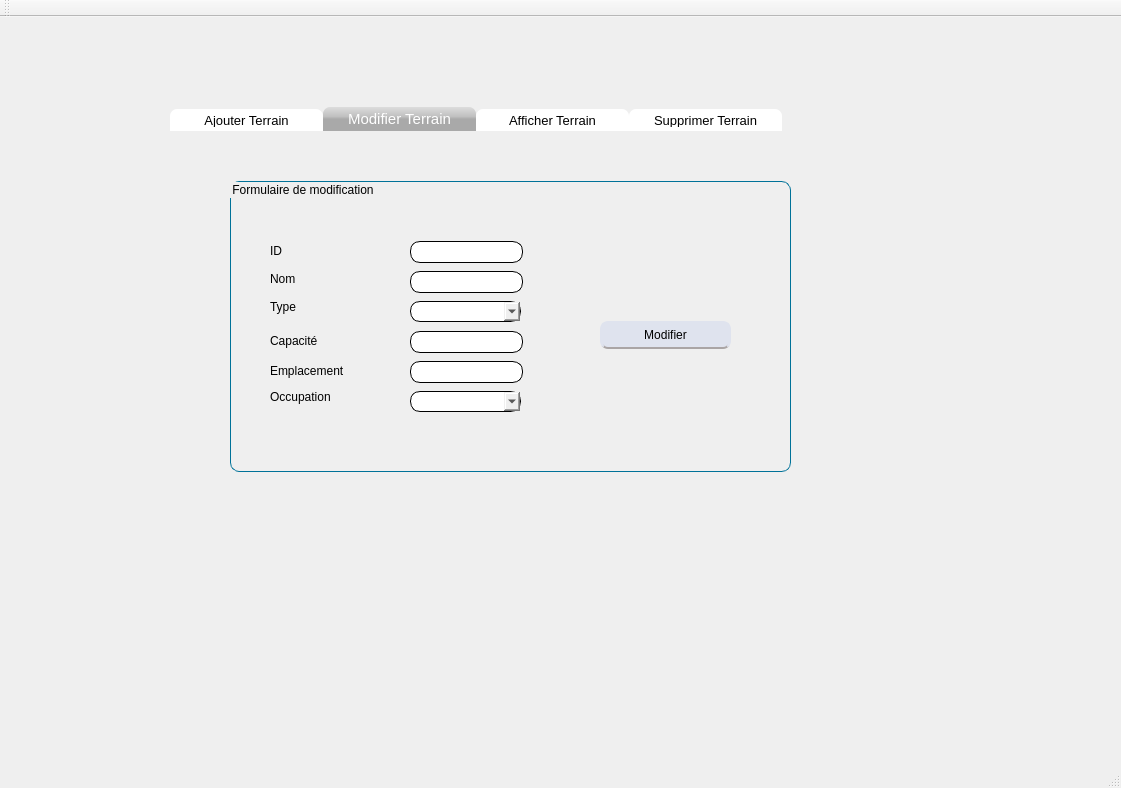
This is mainwindow.ui in BMaaouia/Cesar as Qt 5 draws it before an edit. The edited form follows.
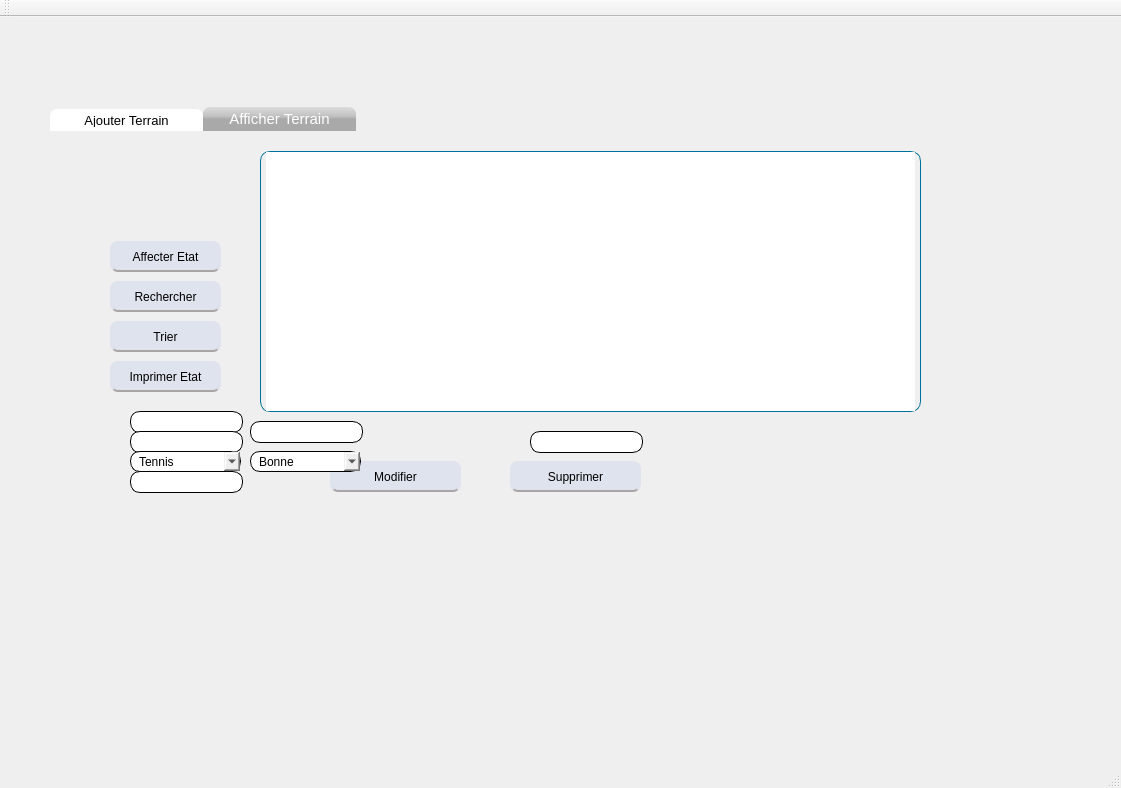
This is the edited form. The open tabs and pages were chosen to show the change.

Patch:
```diff
--- a/mainwindow.ui
+++ b/mainwindow.ui
@@ -17,9 +17,9 @@
    <widget class="QStackedWidget" name="stackedWidget">
     <property name="geometry">
      <rect>
-      <x>160</x>
+      <x>40</x>
       <y>80</y>
-      <width>721</width>
+      <width>991</width>
       <height>431</height>
      </rect>
     </property>
@@ -32,7 +32,7 @@
        <rect>
         <x>10</x>
         <y>10</y>
-        <width>721</width>
+        <width>931</width>
         <height>411</height>
        </rect>
       </property>
@@ -361,295 +361,11 @@
         </widget>
        </widget>
       </widget>
-      <widget class="QWidget" name="tab_18">
-       <attribute name="title">
-        <string>Modifier Terrain</string>
-       </attribute>
-       <widget class="QGroupBox" name="groupBox_14">
-        <property name="geometry">
-         <rect>
-          <x>60</x>
-          <y>50</y>
-          <width>561</width>
-          <height>291</height>
-         </rect>
-        </property>
-        <property name="styleSheet">
-         <string notr="true">QGroupBox {
-  border: 1px solid #007299;
-  border-radius: 9px;
-  margin-top: 0.5em;
-}</string>
-        </property>
-        <property name="title">
-         <string>Formulaire de modification</string>
-        </property>
-        <widget class="QLineEdit" name="lineEdit_3">
-         <property name="geometry">
-          <rect>
-           <x>180</x>
-           <y>60</y>
-           <width>113</width>
-           <height>22</height>
-          </rect>
-         </property>
-         <property name="styleSheet">
-          <string notr="true">QLineEdit
-{
-
-border-width: 1px;
-border-style: solid;
-border-color: black;
-  border-radius: 10px;
-padding:0 8;
-}</string>
-         </property>
-        </widget>
-        <widget class="QLineEdit" name="lineEdit_4">
-         <property name="geometry">
-          <rect>
-           <x>180</x>
-           <y>90</y>
-           <width>113</width>
-           <height>22</height>
-          </rect>
-         </property>
-         <property name="styleSheet">
-          <string notr="true">QLineEdit
-{
-
-border-width: 1px;
-border-style: solid;
-border-color: black;
-  border-radius: 10px;
-padding:0 8;
-}</string>
-         </property>
-        </widget>
-        <widget class="QLineEdit" name="lineEdit_7">
-         <property name="geometry">
-          <rect>
-           <x>180</x>
-           <y>150</y>
-           <width>113</width>
-           <height>22</height>
-          </rect>
-         </property>
-         <property name="styleSheet">
-          <string notr="true">QLineEdit
-{
-
-border-width: 1px;
-border-style: solid;
-border-color: black;
-  border-radius: 10px;
-padding:0 8;
-}</string>
-         </property>
-        </widget>
-        <widget class="QLineEdit" name="lineEdit_8">
-         <property name="geometry">
-          <rect>
-           <x>180</x>
-           <y>180</y>
-           <width>113</width>
-           <height>22</height>
-          </rect>
-         </property>
-         <property name="styleSheet">
-          <string notr="true">QLineEdit
-{
-
-border-width: 1px;
-border-style: solid;
-border-color: black;
-  border-radius: 10px;
-padding:0 8;
-}</string>
-         </property>
-        </widget>
-        <widget class="QLabel" name="label_21">
-         <property name="geometry">
-          <rect>
-           <x>40</x>
-           <y>60</y>
-           <width>51</width>
-           <height>20</height>
-          </rect>
-         </property>
-         <property name="styleSheet">
-          <string notr="true">font:75  10pt&quot;Segoe UI&quot;;</string>
-         </property>
-         <property name="text">
-          <string>ID</string>
-         </property>
-        </widget>
-        <widget class="QLabel" name="label_22">
-         <property name="geometry">
-          <rect>
-           <x>40</x>
-           <y>90</y>
-           <width>56</width>
-           <height>16</height>
-          </rect>
-         </property>
-         <property name="styleSheet">
-          <string notr="true">font: 75 12pt &quot;Segoe UI&quot;;</string>
-         </property>
-         <property name="text">
-          <string>Nom</string>
-         </property>
-        </widget>
-        <widget class="QLabel" name="label_23">
-         <property name="geometry">
-          <rect>
-           <x>40</x>
-           <y>110</y>
-           <width>81</width>
-           <height>31</height>
-          </rect>
-         </property>
-         <property name="styleSheet">
-          <string notr="true">font: 75 12pt &quot;Segoe UI&quot;;</string>
-         </property>
-         <property name="text">
-          <string>Type</string>
-         </property>
-        </widget>
-        <widget class="QLabel" name="label_24">
-         <property name="geometry">
-          <rect>
-           <x>40</x>
-           <y>150</y>
-           <width>81</width>
-           <height>20</height>
-          </rect>
-         </property>
-         <property name="styleSheet">
-          <string notr="true">font: 75 12pt &quot;Segoe UI&quot;;</string>
-         </property>
-         <property name="text">
-          <string>Capacité</string>
-         </property>
-        </widget>
-        <widget class="QLabel" name="label_57">
-         <property name="geometry">
-          <rect>
-           <x>40</x>
-           <y>180</y>
-           <width>121</width>
-           <height>20</height>
-          </rect>
-         </property>
-         <property name="styleSheet">
-          <string notr="true">font: 75 12pt &quot;Segoe UI&quot;;</string>
-         </property>
-         <property name="text">
-          <string>Emplacement</string>
-         </property>
-        </widget>
-        <widget class="QLabel" name="label_58">
-         <property name="geometry">
-          <rect>
-           <x>40</x>
-           <y>200</y>
-           <width>141</width>
-           <height>31</height>
-          </rect>
-         </property>
-         <property name="styleSheet">
-          <string notr="true">font: 75 12pt &quot;Segoe UI&quot;;</string>
-         </property>
-         <property name="text">
-          <string>Occupation</string>
-         </property>
-        </widget>
-        <widget class="QComboBox" name="comboBox_11">
-         <property name="geometry">
-          <rect>
-           <x>180</x>
-           <y>120</y>
-           <width>111</width>
-           <height>21</height>
-          </rect>
-         </property>
-         <property name="styleSheet">
-          <string notr="true">
-QComboBox
-{
-
- border-width: 1px;
-border-style: solid;
-border-color: black;
-  border-radius: 10px;
-padding:0 8;
-}</string>
-         </property>
-        </widget>
-        <widget class="QComboBox" name="comboBox_12">
-         <property name="geometry">
-          <rect>
-           <x>180</x>
-           <y>210</y>
-           <width>111</width>
-           <height>21</height>
-          </rect>
-         </property>
-         <property name="styleSheet">
-          <string notr="true">
-QComboBox
-{
-
- border-width: 1px;
-border-style: solid;
-border-color: black;
-  border-radius: 10px;
-padding:0 8;
-}</string>
-         </property>
-        </widget>
-        <widget class="QPushButton" name="pushButton_24">
-         <property name="geometry">
-          <rect>
-           <x>370</x>
-           <y>140</y>
-           <width>131</width>
-           <height>28</height>
-          </rect>
-         </property>
-         <property name="styleSheet">
-          <string notr="true">QPushButton {
-background: #dfe3ee;
-border: 2px solid #dfe3ee;
-border-bottom-color: #aaa5a5; /* same as the pane color */
-border-top-left-radius: 7px;
-border-top-right-radius: 7px;
-min-width: 80px;
-border-radius: 8px;
-color: black;
-font-size:12px;
-font-family:Arial, Helvetica, sans-serif;
-
-
-}
-QPushButton:hover {
-color:#fff;
-background:#8b9dc3;
-border: none;
-
-}</string>
-         </property>
-         <property name="text">
-          <string>Modifier</string>
-         </property>
-        </widget>
-       </widget>
-      </widget>
-      <widget class="QWidget" name="tab_19">
+      <widget class="QWidget" name="tab_2">
        <attribute name="title">
         <string>Afficher Terrain</string>
        </attribute>
-       <widget class="QPushButton" name="pdfl_3">
+       <widget class="QPushButton" name="pushButton_imprim">
         <property name="geometry">
          <rect>
           <x>60</x>
@@ -685,7 +401,7 @@
          <string>Imprimer Etat</string>
         </property>
        </widget>
-       <widget class="QPushButton" name="pushButton_tri_5">
+       <widget class="QPushButton" name="pushButton_tri">
         <property name="geometry">
          <rect>
           <x>60</x>
@@ -721,13 +437,13 @@
          <string>Trier</string>
         </property>
        </widget>
-       <widget class="QTableView" name="tableView_livreur_4">
+       <widget class="QTableView" name="tableView_affiche">
         <property name="geometry">
          <rect>
-          <x>200</x>
-          <y>50</y>
-          <width>451</width>
-          <height>271</height>
+          <x>210</x>
+          <y>20</y>
+          <width>661</width>
+          <height>261</height>
          </rect>
         </property>
         <property name="styleSheet">
@@ -744,7 +460,7 @@
 </string>
         </property>
        </widget>
-       <widget class="QPushButton" name="pushButton_tri_6">
+       <widget class="QPushButton" name="pushButton_recherche">
         <property name="geometry">
          <rect>
           <x>60</x>
@@ -780,7 +496,7 @@
          <string>Rechercher</string>
         </property>
        </widget>
-       <widget class="QPushButton" name="pushButton_tri_7">
+       <widget class="QPushButton" name="pushButton_affecter">
         <property name="geometry">
          <rect>
           <x>60</x>
@@ -816,17 +532,47 @@
          <string>Affecter Etat</string>
         </property>
        </widget>
-      </widget>
-      <widget class="QWidget" name="tab_20">
-       <attribute name="title">
-        <string>Supprimer Terrain</string>
-       </attribute>
-       <widget class="QPushButton" name="pushButton_S1_3">
+       <widget class="QPushButton" name="pushButton_modif">
         <property name="geometry">
          <rect>
-          <x>70</x>
-          <y>200</y>
-          <width>111</width>
+          <x>280</x>
+          <y>330</y>
+          <width>131</width>
+          <height>31</height>
+         </rect>
+        </property>
+        <property name="styleSheet">
+         <string notr="true">QPushButton {
+background: #dfe3ee;
+border: 2px solid #dfe3ee;
+border-bottom-color: #aaa5a5; /* same as the pane color */
+border-top-left-radius: 7px;
+border-top-right-radius: 7px;
+min-width: 80px;
+border-radius: 8px;
+color: black;
+font-size:12px;
+font-family:Arial, Helvetica, sans-serif;
+
+
+}
+QPushButton:hover {
+color:#fff;
+background:#8b9dc3;
+border: none;
+
+}</string>
+        </property>
+        <property name="text">
+         <string>Modifier</string>
+        </property>
+       </widget>
+       <widget class="QPushButton" name="pushButton_supprime">
+        <property name="geometry">
+         <rect>
+          <x>460</x>
+          <y>330</y>
+          <width>131</width>
           <height>31</height>
          </rect>
         </property>
@@ -857,45 +603,215 @@
          <string>Supprimer</string>
         </property>
        </widget>
-       <widget class="QTableView" name="tableView_livreur_5">
+       <widget class="QLineEdit" name="lineEdit_id_2">
         <property name="geometry">
          <rect>
-          <x>220</x>
-          <y>60</y>
-          <width>451</width>
-          <height>271</height>
+          <x>480</x>
+          <y>300</y>
+          <width>113</width>
+          <height>22</height>
          </rect>
         </property>
         <property name="styleSheet">
-         <string notr="true">QTableView
+         <string notr="true">QLineEdit
 {
 
 border-width: 1px;
 border-style: solid;
-border-color: #007299;
+border-color: black;
   border-radius: 10px;
-padding:0 5;
-}
+padding:0 8;
+}</string>
+        </property>
+       </widget>
+       <widget class="QLineEdit" name="lineEdit_id_3">
+        <property name="geometry">
+         <rect>
+          <x>80</x>
+          <y>280</y>
+          <width>113</width>
+          <height>22</height>
+         </rect>
+        </property>
+        <property name="styleSheet">
+         <string notr="true">QLineEdit
+{
 
-</string>
+border-width: 1px;
+border-style: solid;
+border-color: black;
+  border-radius: 10px;
+padding:0 8;
+}</string>
         </property>
        </widget>
-       <widget class="QPushButton" name="pushButton_tri_8">
+       <widget class="QLineEdit" name="lineEdit_nom_2">
         <property name="geometry">
          <rect>
-          <x>70</x>
-          <y>160</y>
+          <x>80</x>
+          <y>300</y>
+          <width>113</width>
+          <height>22</height>
+         </rect>
+        </property>
+        <property name="styleSheet">
+         <string notr="true">QLineEdit
+{
+
+border-width: 1px;
+border-style: solid;
+border-color: black;
+  border-radius: 10px;
+padding:0 8;
+}</string>
+        </property>
+       </widget>
+       <widget class="QComboBox" name="comboBox_type_2">
+        <property name="geometry">
+         <rect>
+          <x>80</x>
+          <y>320</y>
           <width>111</width>
-          <height>31</height>
+          <height>21</height>
          </rect>
         </property>
         <property name="styleSheet">
-         <string notr="true">QPushButton {
-background: #dfe3ee;
-border: 2px solid #dfe3ee;
-border-bottom-color: #aaa5a5; /* same as the pane color */
-border-top-left-radius: 7px;
-border-top-right-radius: 7px;
+         <string notr="true">
+QComboBox
+{
+
+ border-width: 1px;
+border-style: solid;
+border-color: black;
+  border-radius: 10px;
+padding:0 8;
+}</string>
+        </property>
+        <item>
+         <property name="text">
+          <string>Tennis</string>
+         </property>
+        </item>
+        <item>
+         <property name="text">
+          <string>Football</string>
+         </property>
+        </item>
+        <item>
+         <property name="text">
+          <string>Volleyball</string>
+         </property>
+        </item>
+        <item>
+         <property name="text">
+          <string>Basketball</string>
+         </property>
+        </item>
+        <item>
+         <property name="text">
+          <string>Course</string>
+         </property>
+        </item>
+        <item>
+         <property name="text">
+          <string>Art Martial</string>
+         </property>
+        </item>
+       </widget>
+       <widget class="QLineEdit" name="lineEdit_capacite_2">
+        <property name="geometry">
+         <rect>
+          <x>80</x>
+          <y>340</y>
+          <width>113</width>
+          <height>22</height>
+         </rect>
+        </property>
+        <property name="styleSheet">
+         <string notr="true">QLineEdit
+{
+
+border-width: 1px;
+border-style: solid;
+border-color: black;
+  border-radius: 10px;
+padding:0 8;
+}</string>
+        </property>
+       </widget>
+       <widget class="QLineEdit" name="lineEdit_emplacement_2">
+        <property name="geometry">
+         <rect>
+          <x>200</x>
+          <y>290</y>
+          <width>113</width>
+          <height>22</height>
+         </rect>
+        </property>
+        <property name="styleSheet">
+         <string notr="true">QLineEdit
+{
+
+border-width: 1px;
+border-style: solid;
+border-color: black;
+  border-radius: 10px;
+padding:0 8;
+}</string>
+        </property>
+       </widget>
+       <widget class="QComboBox" name="comboBox_etat_2">
+        <property name="geometry">
+         <rect>
+          <x>200</x>
+          <y>320</y>
+          <width>111</width>
+          <height>21</height>
+         </rect>
+        </property>
+        <property name="styleSheet">
+         <string notr="true">
+QComboBox
+{
+
+ border-width: 1px;
+border-style: solid;
+border-color: black;
+  border-radius: 10px;
+padding:0 8;
+}</string>
+        </property>
+        <item>
+         <property name="text">
+          <string>Bonne</string>
+         </property>
+        </item>
+        <item>
+         <property name="text">
+          <string>Mauvaise</string>
+         </property>
+        </item>
+       </widget>
+      </widget>
+     </widget>
+    </widget>
+    <widget class="QWidget" name="page2">
+     <widget class="QPushButton" name="pushButton">
+      <property name="geometry">
+       <rect>
+        <x>190</x>
+        <y>190</y>
+        <width>291</width>
+        <height>61</height>
+       </rect>
+      </property>
+      <property name="styleSheet">
+       <string notr="true">QPushButton {
+background: #11cc95;
+border: 2px solid #029d70;
+border-bottom-color: #029d70; /* same as the pane color */
+border-top-left-radius: 10px;
+border-top-right-radius: 10px;
 min-width: 80px;
 border-radius: 8px;
 color: black;
@@ -911,12 +827,10 @@
 
 }
 </string>
-        </property>
-        <property name="text">
-         <string>Rechercher</string>
-        </property>
-       </widget>
-      </widget>
+      </property>
+      <property name="text">
+       <string>Terrain</string>
+      </property>
      </widget>
     </widget>
     <widget class="QWidget" name="page_16"/>
```
Left out of the diff: 83 changed lines with no effect on the pictures.
